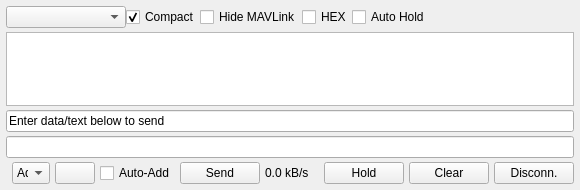
Old version of the form src/ui/DebugConsole.ui in the repository mpaperno/qgroundcontrol_aq.
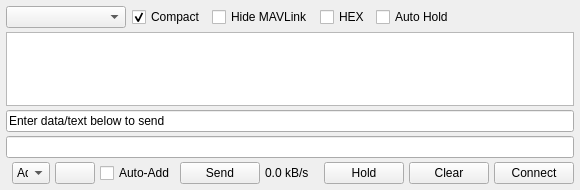
New version of the form. Icons and pictures are not drawn.

Patch:
```diff
--- a/src/ui/DebugConsole.ui
+++ b/src/ui/DebugConsole.ui
@@ -34,6 +34,9 @@
    </property>
    <item row="0" column="0" colspan="2">
     <layout class="QHBoxLayout" name="horizontalLayout_2" stretch="10,0,0,0,0,0">
+     <property name="spacing">
+      <number>6</number>
+     </property>
      <item>
       <widget class="QComboBox" name="linkComboBox">
        <property name="sizePolicy">
@@ -303,7 +306,10 @@
      <item>
       <widget class="QPushButton" name="connectButton">
        <property name="text">
-        <string>Disconn.</string>
+        <string>Connect</string>
+       </property>
+       <property name="checkable">
+        <bool>true</bool>
        </property>
       </widget>
      </item>
```
